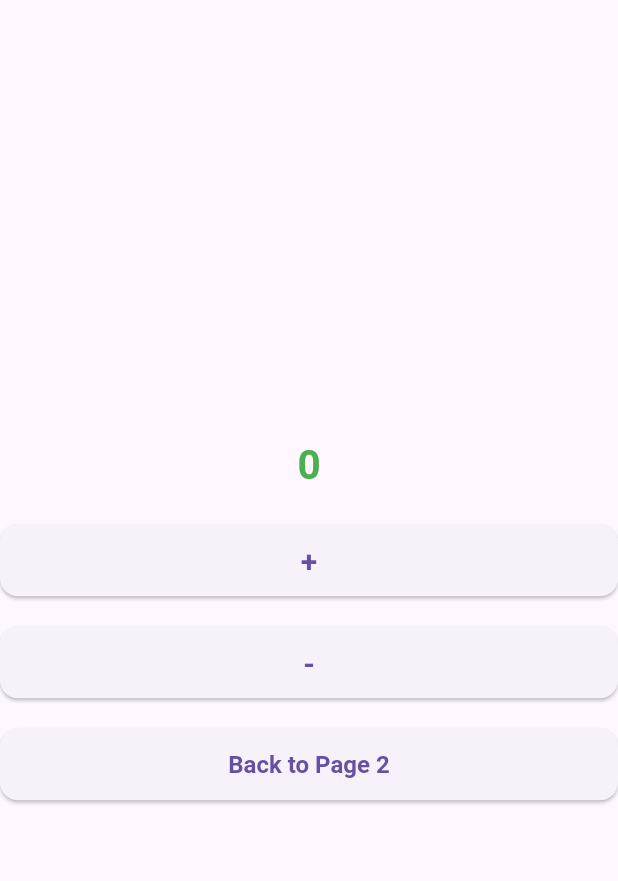
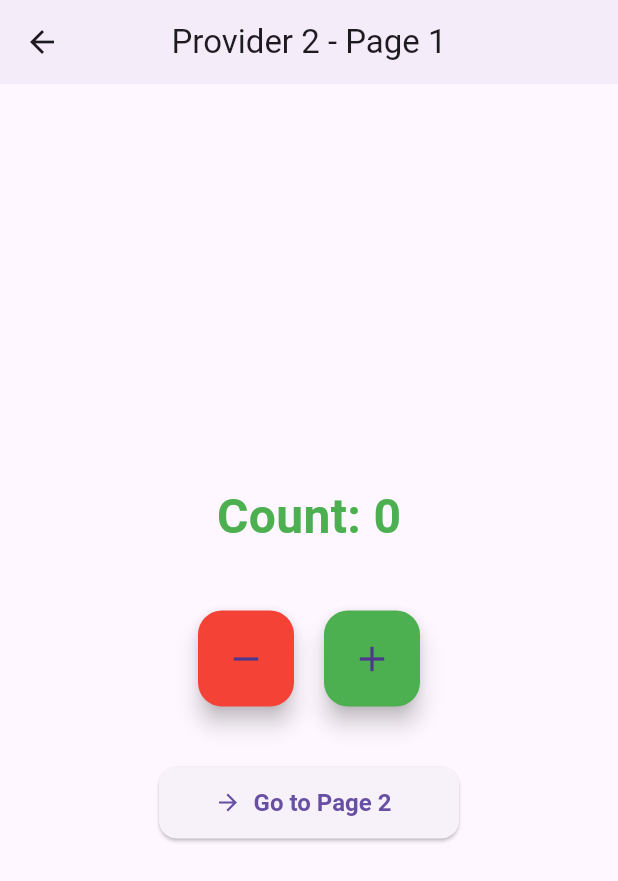
Before and after one commit to Eng-Ruqaih-Salman2040/roqsal_state_management_provider_2026, a Flutter app: the CounterScreen1_Provider2 screen opened by its route, on a phone screen of 412 x 824 dp. Shown: the top 881 px of the screen. Run offline on Flutter 3.47's test engine with Material 3 defaults, Android fonts, the phone set to English and light mode, and no system bars; Roboto replaces fonts that are missing (Tajawal).

Commit message:
Update 1 and 2 sampals ui

```diff
--- a/lib/2_baisc_sample_roq/counterScreen1_provider2.dart
+++ b/lib/2_baisc_sample_roq/counterScreen1_provider2.dart
@@ -1,71 +1,95 @@
 import 'package:flutter/material.dart';
 import 'package:provider/provider.dart';
-
-import '../1_baisc_overview_roq/provider1_baisc_roq.dart';
 import 'counterScreen2_provider2.dart';
 import 'provider2_baisc_roq.dart';
 
-
 class CounterScreen1_Provider2 extends StatelessWidget {
-  const CounterScreen1_Provider2({super.key});
+  const CounterScreen1_Provider2({Key? key}) : super(key: key);
 
   @override
   Widget build(BuildContext context) {
     return Scaffold(
+      appBar: AppBar(
+        title: const Text('Provider 2 - Page 1'),
+        centerTitle: true,
+      ),
       body: Center(
-        child:
-        Column(
+        child: Column(
           mainAxisAlignment: MainAxisAlignment.center,
           children: [
-            Text(
-              context.watch<CounterProvider2>().CounterValue.toString(),
-              style: const TextStyle(
-                color: Colors.green,
-                fontSize: 27,
-                fontWeight: FontWeight.bold,
-              ),
-            ),
-            const SizedBox(
-              height: 20,
-            ),
-            ElevatedButton(
-              onPressed: () {
-                context.read<CounterProvider2>().incrementNumber();
-                FocusManager.instance.primaryFocus?.unfocus();
-              },
-              child: const Text(
-                '+',
-                style: TextStyle(
-                  fontSize: 20,
+            Consumer<CounterProvider2>(
+              builder: (context, counter, child) => Text(
+                'Count: ${counter.counterValue}',
+                style: const TextStyle(
+                  color: Colors.green,
+                  fontSize: 32,
                   fontWeight: FontWeight.bold,
                 ),
               ),
             ),
-            const SizedBox(
-              height: 20,
+            const SizedBox(height: 40),
+            Row(
+              mainAxisAlignment: MainAxisAlignment.center,
+              children: [
+                _ActionButton(
+                  icon: Icons.remove,
+                  onPressed: () =>
+                      context.read<CounterProvider2>().decrementNumber(),
+                  color: Colors.red,
+                ),
+                const SizedBox(width: 20),
+                _ActionButton(
+                  icon: Icons.add,
+                  onPressed: () =>
+                      context.read<CounterProvider2>().incrementNumber(),
+                  color: Colors.green,
+                ),
+              ],
             ),
-            ElevatedButton(
+            const SizedBox(height: 40),
+            ElevatedButton.icon(
               onPressed: () {
-                context.read<CounterProvider2>().decrementNumber();
-                FocusManager.instance.primaryFocus?.unfocus();
+                Navigator.push(
+                  context,
+                  MaterialPageRoute(
+                    builder: (context) => const CounterScreen2_Provider2(),
+                  ),
+                );
               },
-              child: const Text(
-                '-',
-                style: TextStyle(
-                  fontSize: 20,
-                  fontWeight: FontWeight.bold,
-                ),
+              icon: const Icon(Icons.arrow_forward),
+              label: const Text('Go to Page 2'),
+              style: ElevatedButton.styleFrom(
+                minimumSize: const Size(200, 48),
               ),
             ),
-            const SizedBox(
-              height: 20,
-            ),
-            ElevatedButton(onPressed: (){
-              Navigator.push(context, MaterialPageRoute(builder: (context) => CounterScreen2_Provider2()));
-            }, child: Text("Back to Page 2")),
           ],
         ),
       ),
     );
   }
 }
+
+class _ActionButton extends StatelessWidget {
+  final IconData icon;
+  final VoidCallback onPressed;
+  final Color color;
+
+  const _ActionButton({
+    required this.icon,
+    required this.onPressed,
+    required this.color,
+  });
+
+  @override
+  Widget build(BuildContext context) {
+    return SizedBox(
+      width: 64,
+      height: 64,
+      child: FloatingActionButton(
+        onPressed: onPressed,
+        backgroundColor: color,
+        child: Icon(icon, size: 28),
+      ),
+    );
+  }
+}
--- a/lib/2_baisc_sample_roq/provider2_baisc_roq.dart
+++ b/lib/2_baisc_sample_roq/provider2_baisc_roq.dart
@@ -3,7 +3,7 @@ import 'package:provider/provider.dart';
 
 class CounterProvider2 extends ChangeNotifier {
   int _counterValue=0;
-  int get CounterValue => _counterValue;
+  int get counterValue => _counterValue;
   // CounterProvider({
   //   this.counterValue = 0,
   // });
```
Also changed, not shown: lib/1_baisc_overview_roq/counterScreen1_provider1.dart (+41 -19 lines), lib/1_baisc_overview_roq/counterScreen2_provider1.dart (+33 -8 lines), lib/2_baisc_sample_roq/counterScreen2_provider2.dart (+68 -44 lines).
